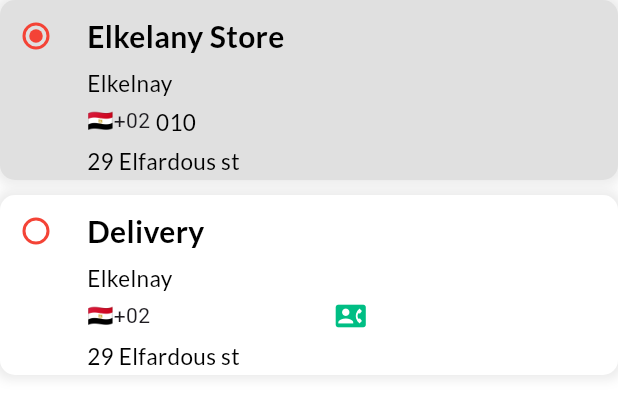
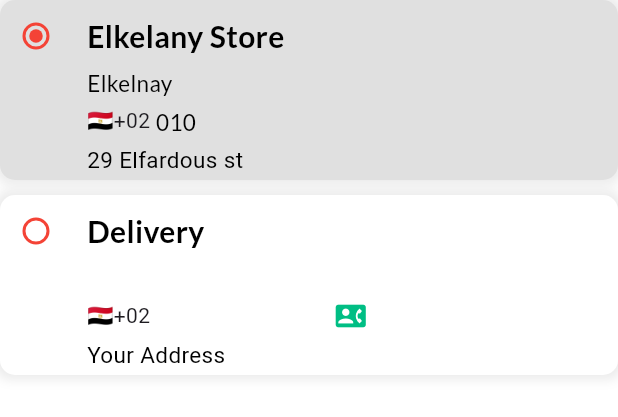
Before and after one commit to Elkelany84/Getx_Shopping_WaledAsro_Udemy, a Flutter app: the DeliveryContainerWidget widget shown alone on an empty page, opened directly, on a phone screen of 412 x 824 dp. Shown: the top 417 px of the screen. Run offline on Flutter 3.47's test engine with Material 3 defaults, Android fonts, the phone set to English and light mode, and no system bars; our stand-ins replace badges, carousel_slider, firebase_auth, firebase_core, flutter_rating_bar, geocoding and 7 more; accounts and stored records are empty; network calls fail; statements that could not run were skipped.

Commit message:
EndofCourse55

```diff
--- a/lib/logic/bindings/main_bindings.dart
+++ b/lib/logic/bindings/main_bindings.dart
@@ -8,6 +8,6 @@ class MainBinding extends Bindings {
   void dependencies() {
     Get.put(MainController());
     Get.put(SettingsController());
-    Get.put(PaymentController());
+    Get.put(PaymentController(), permanent: true);
   }
 }
--- a/lib/view/screens/payment_screen.dart
+++ b/lib/view/screens/payment_screen.dart
@@ -1,12 +1,14 @@
 import 'package:flutter/material.dart';
 import 'package:get/get.dart';
+import 'package:waleed_asro_shopping_getx_api/logic/controllers/cart_controller.dart';
 import 'package:waleed_asro_shopping_getx_api/utils/theme.dart';
 import 'package:waleed_asro_shopping_getx_api/view/widgets/payment/delivery_container_widget.dart';
 import 'package:waleed_asro_shopping_getx_api/view/widgets/payment/payment_method_widget.dart';
 import 'package:waleed_asro_shopping_getx_api/view/widgets/text_utils.dart';
 
 class PaymentScreen extends StatelessWidget {
-  const PaymentScreen({super.key});
+  PaymentScreen({super.key});
+  final controller = Get.find<CartController>();
 
   @override
   Widget build(BuildContext context) {
@@ -53,7 +55,7 @@ class PaymentScreen extends StatelessWidget {
               //Total Button
               Center(
                 child: TextUtils(
-                    text: "Total: 200 \$",
+                    text: "${controller.total}  \$",
                     fontSize: 20,
                     fontWeight: FontWeight.bold,
                     color: Get.isDarkMode ? Colors.white : Colors.black,
--- a/lib/view/widgets/payment/delivery_container_widget.dart
+++ b/lib/view/widgets/payment/delivery_container_widget.dart
@@ -1,5 +1,6 @@
 import 'package:flutter/material.dart';
 import 'package:get/get.dart';
+import 'package:waleed_asro_shopping_getx_api/logic/controllers/auth_controller.dart';
 import 'package:waleed_asro_shopping_getx_api/logic/controllers/payment_controller.dart';
 import 'package:waleed_asro_shopping_getx_api/routes/routes.dart';
 import 'package:waleed_asro_shopping_getx_api/utils/theme.dart';
@@ -16,6 +17,7 @@ class DeliveryContainerWidget extends StatefulWidget {
 class _DeliveryContainerWidgetState extends State<DeliveryContainerWidget> {
   final TextEditingController phoneController = TextEditingController();
   final PaymentController controller = Get.find<PaymentController>();
+  final AuthController authController = Get.find<AuthController>();
   bool changeColors = false;
   int radioContainerIndes = 1;
   @override
@@ -41,8 +43,8 @@ class _DeliveryContainerWidgetState extends State<DeliveryContainerWidget> {
         ),
         Obx(() {
           return buildRadioContainer(
-              address: "29 Elfardous st",
-              name: "Elkelnay",
+              address: controller.address.value,
+              name: authController.displayUserName.value,
               phone: controller.phoneNumber.value,
               title: "Delivery",
               icon: InkWell(
@@ -135,8 +137,9 @@ class _DeliveryContainerWidgetState extends State<DeliveryContainerWidget> {
                   changeColors = !changeColors;
                   radioContainerIndes = value!;
                 });
+                controller.updatePosition();
               });
-        })
+        }),
       ],
     );
   }
@@ -221,12 +224,15 @@ class _DeliveryContainerWidgetState extends State<DeliveryContainerWidget> {
                 SizedBox(
                   height: 5,
                 ),
-                TextUtils(
-                    text: address,
-                    fontSize: 15,
-                    fontWeight: FontWeight.normal,
-                    color: Colors.black,
-                    underLine: TextDecoration.none),
+                Text(
+                  address,
+                  // maxLines: 1,
+                  overflow: TextOverflow.ellipsis,
+                  style: TextStyle(
+                      fontSize: 15,
+                      fontWeight: FontWeight.normal,
+                      color: Colors.black),
+                ),
               ],
             ),
           ),
--- a/pubspec.yaml
+++ b/pubspec.yaml
@@ -47,6 +47,8 @@ dependencies:
   smooth_page_indicator: ^1.1.0
   flutter_rating_bar: ^4.0.1
   readmore: ^2.2.0
+  geolocator: ^10.1.0
+  geocoding: ^2.1.1
 
 dev_dependencies:
   flutter_test:
```
Also changed, not shown: lib/logic/controllers/payment_controller.dart (+62 -0 lines), pubspec.lock, 5 other files.
